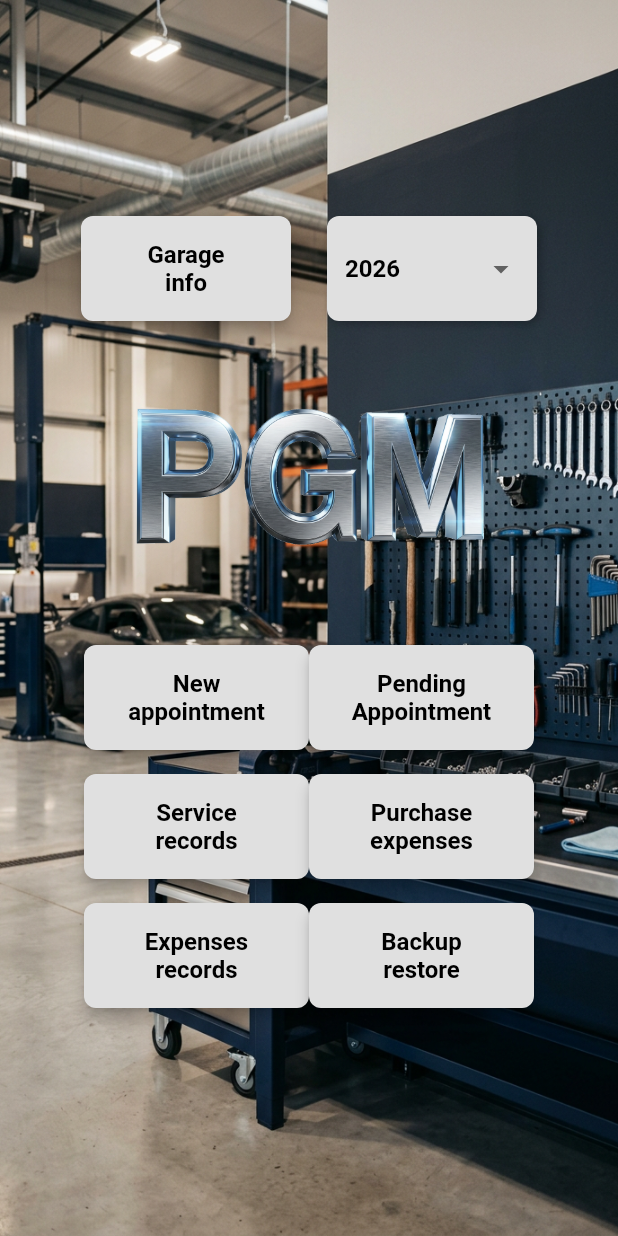
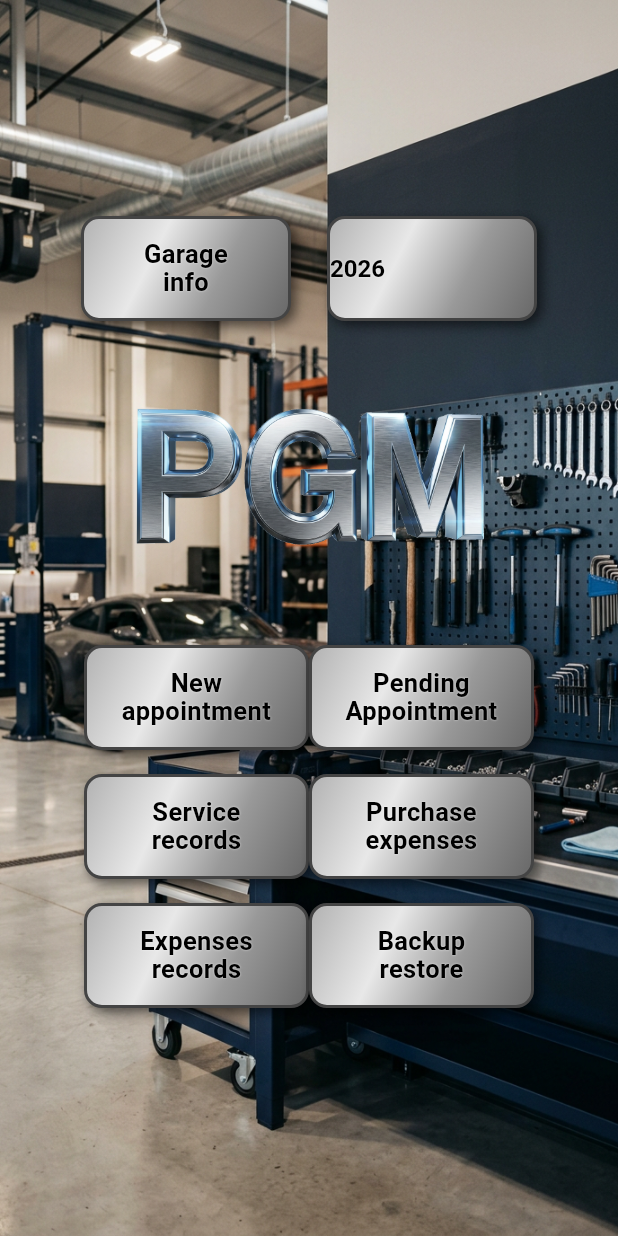
Before and after one commit to robkemazas/pgm, a Flutter app: the screen it shows after launch, on a phone screen of 412 x 824 dp. Run offline on Flutter 3.47's test engine with Material 3 defaults, Android fonts, the phone set to English and light mode, and no system bars; our stand-ins replace drift, drift_flutter; accounts and stored records are empty; generated files the repository leaves out were written again.

Commit message:
Apply metallic 3D button style to Home screen

```diff
--- a/lib/screens/home_screen.dart
+++ b/lib/screens/home_screen.dart
@@ -1,5 +1,26 @@
 import 'package:flutter/material.dart';
 import 'package:pgm_iphone/screens/garage_info_screen.dart';
+
+BoxDecoration _metallicDecoration({double radius = 12}) {
+  return BoxDecoration(
+    borderRadius: BorderRadius.circular(radius),
+    gradient: const LinearGradient(
+      begin: Alignment.topLeft,
+      end: Alignment.bottomRight,
+      colors: [
+        Color(0xFFB0B0B0),
+        Color(0xFFE8E8E8),
+        Color(0xFF999999),
+        Color(0xFF666666),
+      ],
+      stops: [0.0, 0.35, 0.65, 1.0],
+    ),
+    border: Border.all(color: const Color(0xFF444444), width: 2),
+    boxShadow: const [
+      BoxShadow(color: Colors.black54, blurRadius: 6, offset: Offset(3, 3)),
+    ],
+  );
+}
 
 class HomeScreen extends StatefulWidget {
   const HomeScreen({super.key});
@@ -89,27 +110,19 @@
     return Container(
       width: 140,
       height: 70,
-      padding: const EdgeInsets.symmetric(horizontal: 12),
-      decoration: BoxDecoration(
-        color: Colors.grey[300],
-        borderRadius: BorderRadius.circular(8),
-        boxShadow: const [
-          BoxShadow(
-            color: Colors.black26,
-            blurRadius: 4,
-            offset: Offset(2, 2),
-          ),
-        ],
-      ),
+      decoration: _metallicDecoration(),
       child: DropdownButtonHideUnderline(
         child: DropdownButton<String>(
           value: selectedYear,
           isExpanded: true,
-          dropdownColor: Colors.grey[200],
+          alignment: Alignment.center,
+          icon: const SizedBox.shrink(),
+          dropdownColor: Colors.grey[300],
           style: const TextStyle(
             color: Colors.black,
-            fontSize: 16,
+            fontSize: 24,
             fontWeight: FontWeight.bold,
+            shadows: [Shadow(color: Colors.white70, blurRadius: 1)],
           ),
           items: years
               .map((y) => DropdownMenuItem(
@@ -117,6 +130,7 @@
                     child: Text(
                       y,
                       textAlign: TextAlign.center,
+                      style: const TextStyle(fontSize: 16),
                     ),
                   ))
               .toList(),
@@ -156,24 +170,24 @@
 
   @override
   Widget build(BuildContext context) {
-    return SizedBox(
-      width: width ?? 150,
-      height: 70,
-      child: ElevatedButton(
-        style: ElevatedButton.styleFrom(
-          backgroundColor: Colors.grey[300],
-          foregroundColor: Colors.black,
-          elevation: 4,
-          shape: RoundedRectangleBorder(borderRadius: BorderRadius.circular(8)),
-          textStyle: const TextStyle(
-            fontSize: 16,
-            fontWeight: FontWeight.bold,
+    return GestureDetector(
+      onTap: onPressed,
+      child: Container(
+        width: width ?? 150,
+        height: 70,
+        decoration: _metallicDecoration(),
+        child: Center(
+          child: Text(
+            label,
+            textAlign: TextAlign.center,
+            style: const TextStyle(
+              color: Colors.black,
+              fontSize: 17,
+              fontWeight: FontWeight.bold,
+              shadows: [Shadow(color: Colors.white70, blurRadius: 1)],
+              height: 1.1,
+            ),
           ),
-        ),
-        onPressed: onPressed,
-        child: Text(
-          label,
-          textAlign: TextAlign.center,
         ),
       ),
     );
```
